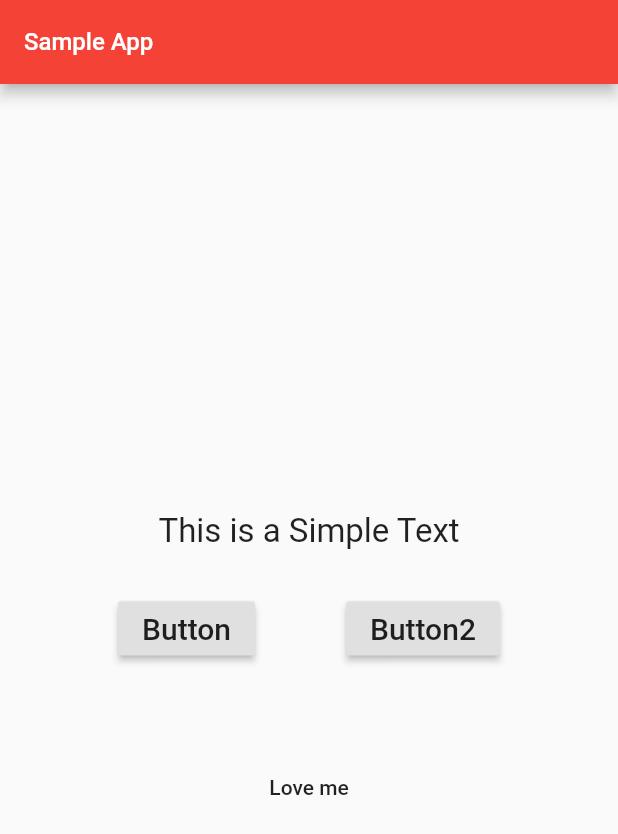
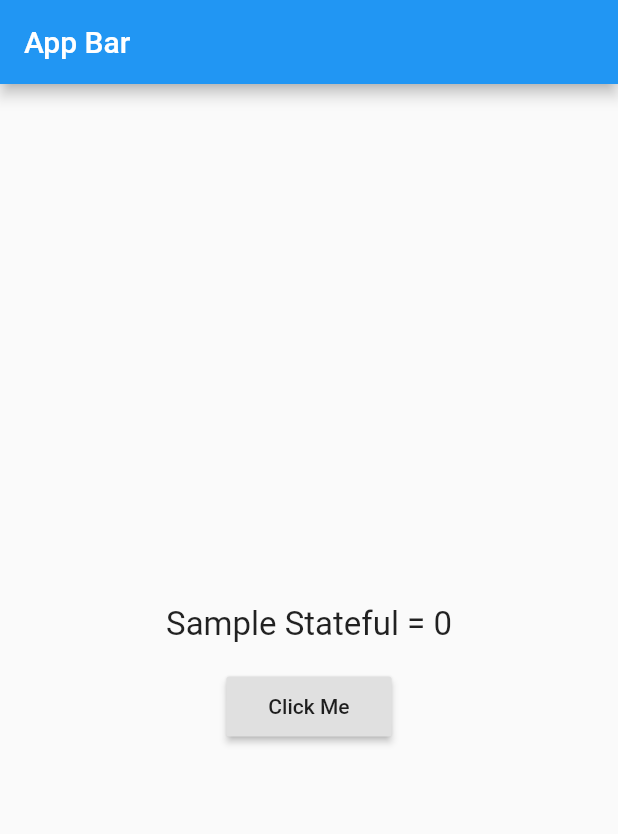
Before and after one commit to Rafid-tawhid/flutter1, a Flutter app: the screen it shows after launch, on a phone screen of 412 x 824 dp. Shown: the top 834 px of the screen. Run offline on Flutter 3.47's test engine with Material 2 defaults, Android fonts, the phone set to English and light mode, and no system bars.

Commit message:
Stateful Widget practice

```diff
--- a/lib/main.dart
+++ b/lib/main.dart
@@ -4,62 +4,64 @@ void main() {
   runApp(myApp());
 }
 
-class myApp extends StatelessWidget {
+class myApp extends StatefulWidget {
   const myApp({Key? key}) : super(key: key);
 
   @override
+  _myAppState createState() => _myAppState();
+}
+
+class _myAppState extends State<myApp> {
+  @override
   Widget build(BuildContext context) {
     return MaterialApp(
-      title: "Sample app",
-      theme: ThemeData(
-        primarySwatch: Colors.red,
-      ),
-      home: Scaffold(
+      theme: ThemeData(primarySwatch: Colors.blue),
+      title: "Stateful Widget",
+      home: homePage(),
+    );
+  }
+}
+
+class homePage extends StatefulWidget {
+  const homePage({Key? key}) : super(key: key);
+
+  @override
+  _homePageState createState() => _homePageState();
+}
+
+class _homePageState extends State<homePage> {
+  int val=0;
+  void dataChange()
+  {
+    setState(() {
+      val+=1;
+    });
+  }
+  @override
+  Widget build(BuildContext context) {
+    return Scaffold(
       appBar: AppBar(
-          title: Text(
-            "Sample App",
-            style: TextStyle(fontSize: 16.0),
-          ),
+        title: Text("App Bar"),
       ),
       body: Center(
         child: Column(
           mainAxisAlignment: MainAxisAlignment.center,
           children: [
             Padding(
-                padding: const EdgeInsets.all(10.0),
+              padding: const EdgeInsets.all(18.0),
               child: Text(
-                  "This is a Simple Text",
+                "Sample Stateful = $val",
                 style: TextStyle(fontSize: 22),
               ),
             ),
-              Padding(
-                padding: const EdgeInsets.all(18.0),
-                child: Row(
-                  mainAxisAlignment: MainAxisAlignment.spaceEvenly,
-                  children: [
             RaisedButton(
-                      onPressed: () {},
-                      child: Text(
-                        "Button",
-                        style: TextStyle(fontSize: 20),
+              onPressed: dataChange,
+              child: Padding(
+                padding: const EdgeInsets.all(12.0),
+                child: Text("Click Me"),
               ),
             ),
-                    RaisedButton(
-                      onPressed: () {},
-                      child: Text(
-                        "Button2",
-                        style: TextStyle(fontSize: 20),
-                      ),
-                    )
           ],
-                ),
-              ),
-              Padding(
-                padding: const EdgeInsets.only(top: 40),
-                child: FlatButton(onPressed: () {}, child: Text("Love me")),
-              )
-            ],
-          ),
         ),
       ),
     );
```
Lines whose indentation alone changed are shown as unchanged.
